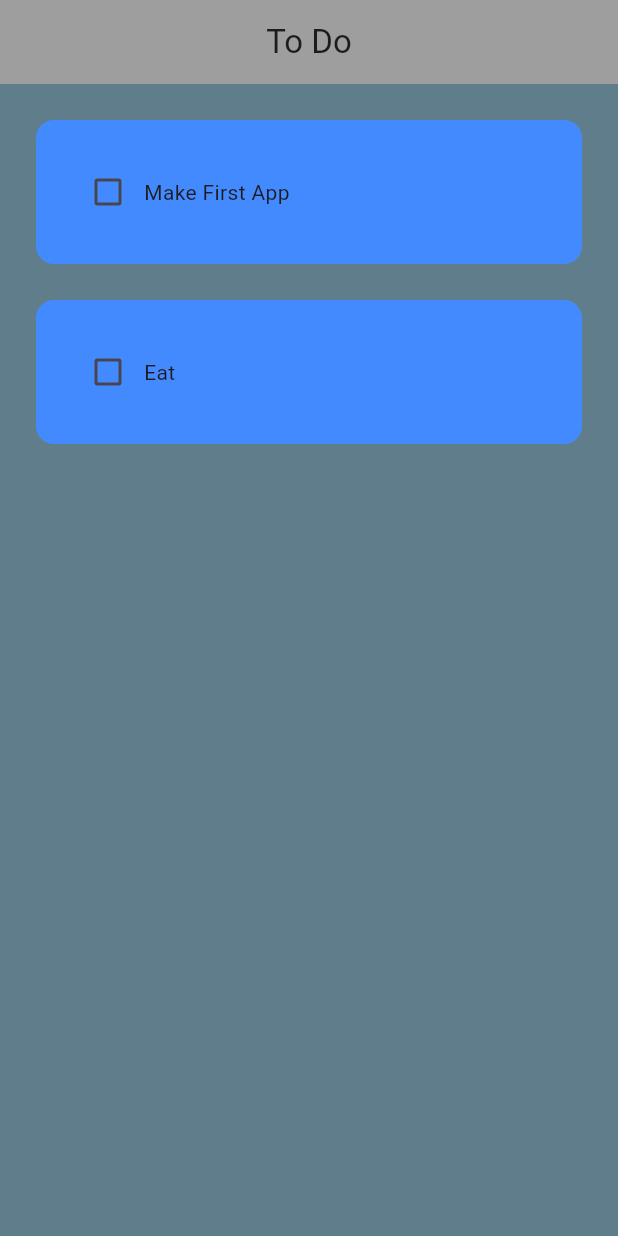
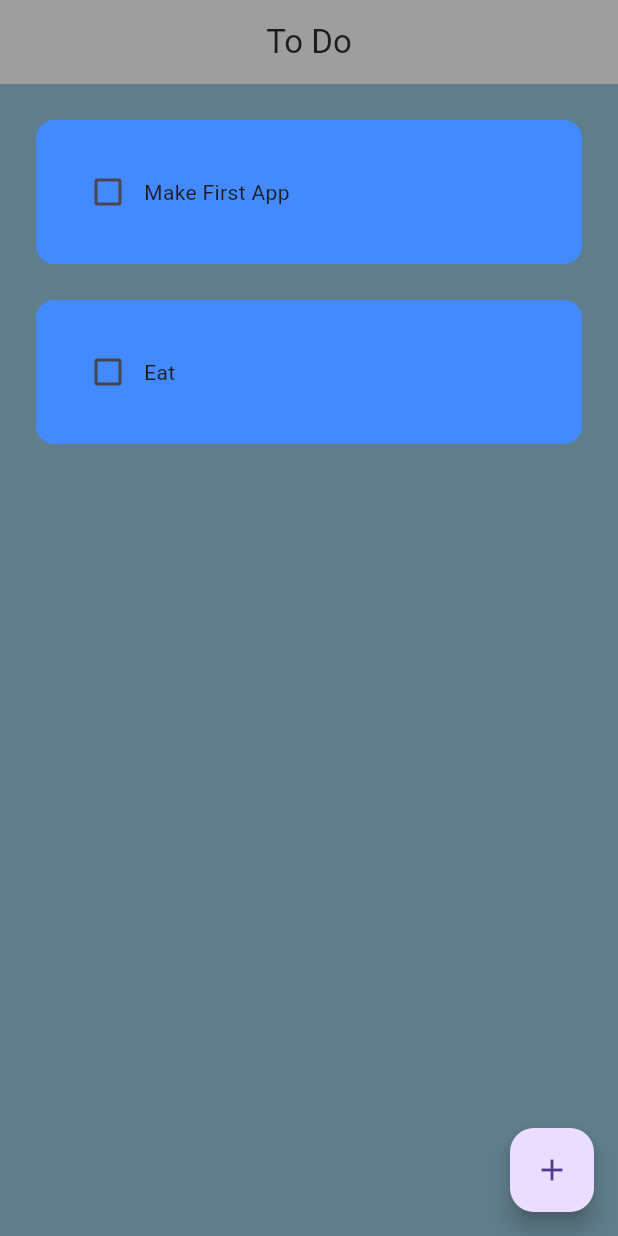
Before and after one commit to SolomonB127/ToDoNest, a Flutter app: the screen it shows after launch, on a phone screen of 412 x 824 dp. Run offline on Flutter 3.47's test engine with Material 3 defaults, Android fonts, the light colour scheme and no system bars.

Commit message:
Added a floatingActionButton inorder to dynamically add tasks

```diff
--- a/lib/Pages/home_page.dart
+++ b/lib/Pages/home_page.dart
@@ -30,6 +30,10 @@ class _HomePageState extends State<HomePage> {
         title: const Center(child: Text("To Do")),
         elevation: 0,
       ),
+
+      // Floating Button to add tasks
+      floatingActionButton:
+          FloatingActionButton(onPressed: () {}, child: const Icon(Icons.add)),
       body: ListView.builder(
         itemCount: toDoTask.length,
         itemBuilder: (context, index) {
```
